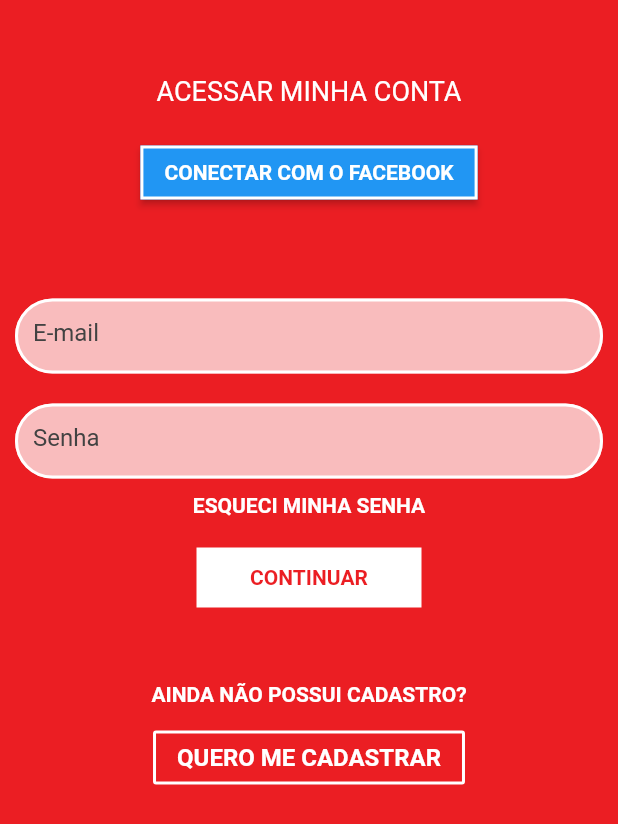
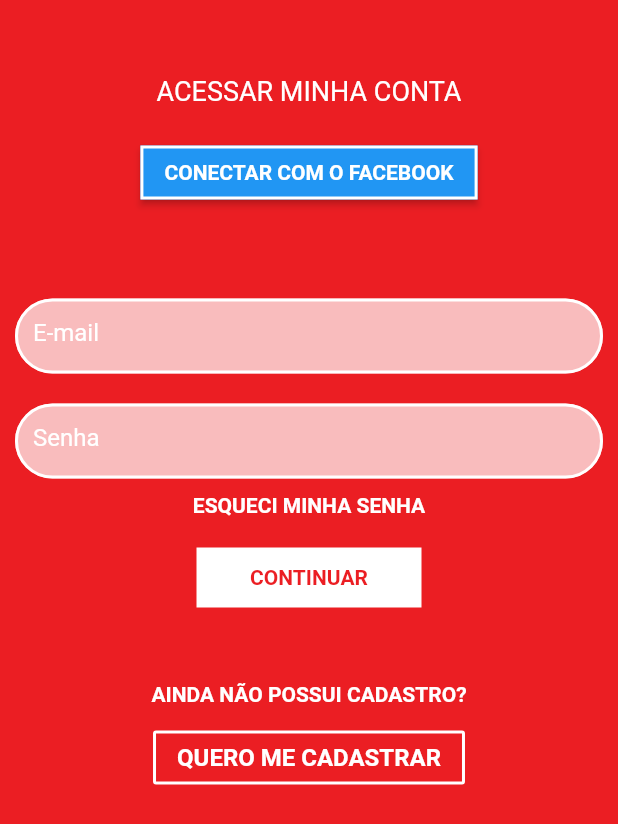
Before and after one commit to Diegolaquino/Fakehabibs, a Flutter app: the screen it shows after launch, after a tap on "delivery", on a phone screen of 412 x 824 dp. Shown: the top 824 px of the screen. Run offline on Flutter 3.47's test engine with Material 2 defaults, Android fonts, the phone set to English and light mode, and no system bars.

Commit message:
Alteração da cor do placeholder

```diff
--- a/lib/Login.dart
+++ b/lib/Login.dart
@@ -44,7 +44,7 @@ class Login extends StatelessWidget {
                   keyboardType: TextInputType.emailAddress,
                   decoration: new InputDecoration(
                     filled: true,
-                    hintStyle: new TextStyle(color: Colors.grey[800]),
+                    hintStyle: new TextStyle(color: Colors.white),
                     hintText: "E-mail",
                     fillColor: Colors.white70,
                     enabledBorder: OutlineInputBorder(
@@ -65,7 +65,7 @@ class Login extends StatelessWidget {
                   keyboardType: TextInputType.text,
                   decoration: new InputDecoration(
                     filled: true,
-                    hintStyle: new TextStyle(color: Colors.grey[800]),
+                    hintStyle: new TextStyle(color: Colors.white),
                     hintText: "Senha",
                     fillColor: Colors.white70,
                     enabledBorder: OutlineInputBorder(
```
